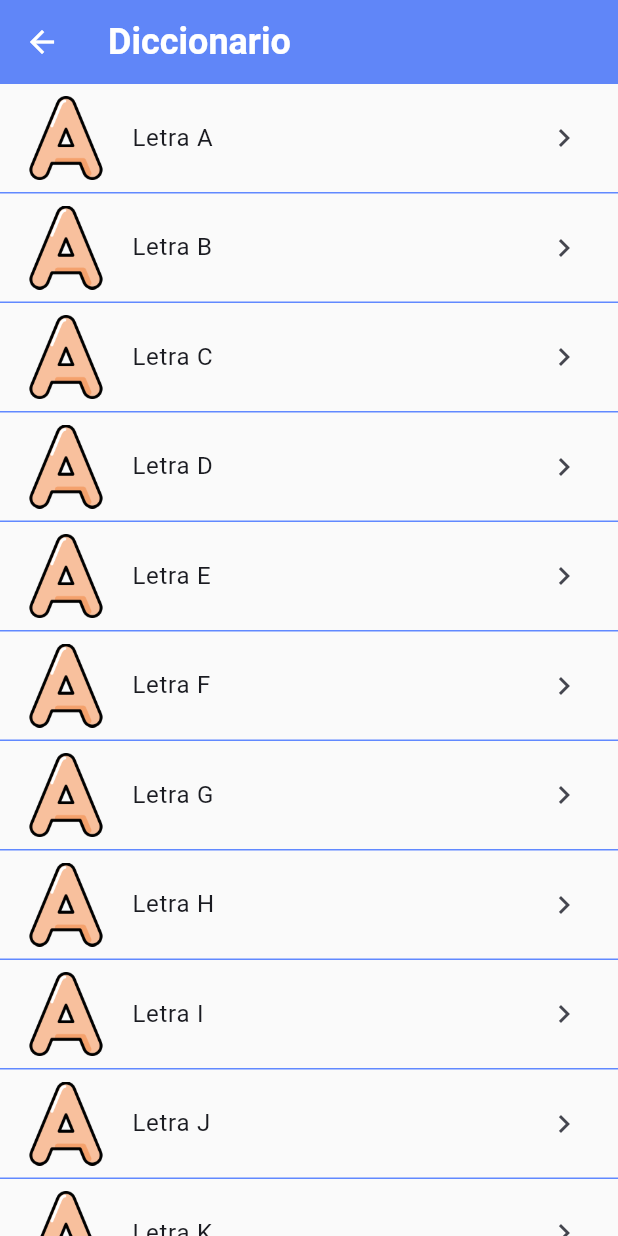
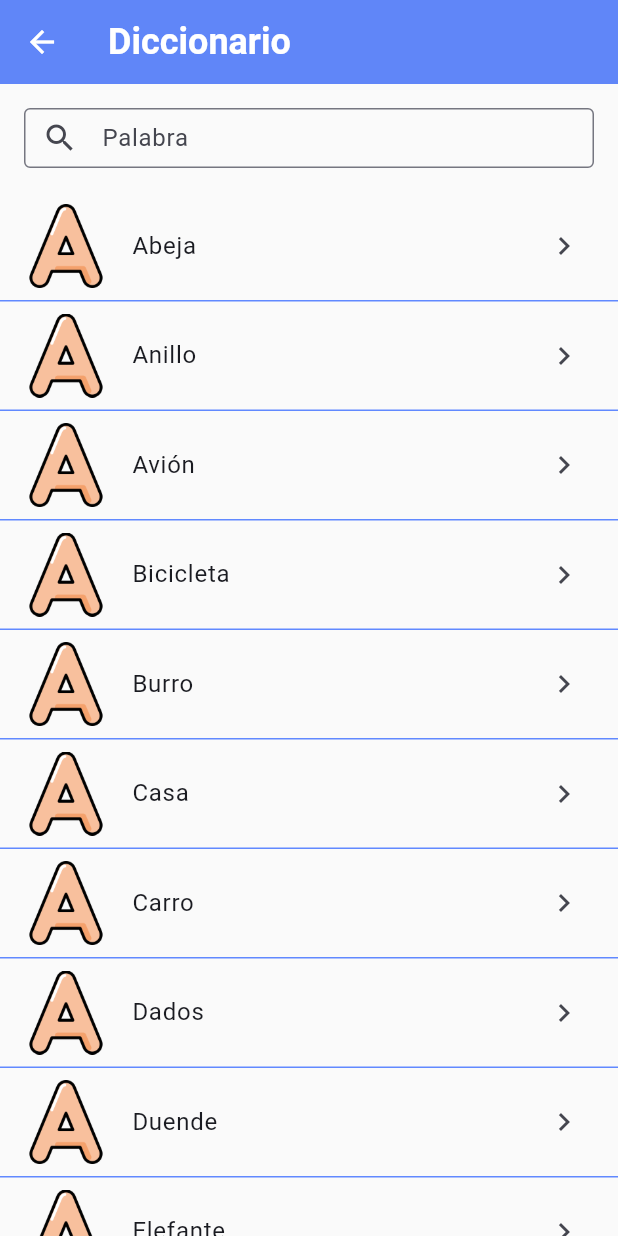
Before and after one commit to amenes12/ensenarte-app, a Flutter app: the DictionaryScreen screen opened by its route, on a phone screen of 412 x 824 dp. Run offline on Flutter 3.47's test engine with Material 3 defaults, Android fonts, the phone set to English and light mode, and no system bars.

Commit message:
feat(dictionary): added search bar and functionality to dictionary screen

```diff
--- /dev/null
+++ b/lib/components/dictionary_search.dart
@@ -0,0 +1,48 @@
+import 'package:ensenarte/components/list_component.dart';
+import 'package:ensenarte/components/search_bar_component.dart';
+import 'package:flutter/material.dart';
+import 'package:ensenarte/utils/list_element.dart';
+
+class DictionarySearch extends StatefulWidget {
+  List<LearningItem> availableDictionaryWords;
+
+  DictionarySearch({super.key, required this.availableDictionaryWords});
+
+  @override
+  State<DictionarySearch> createState() => _DictionarySearchState();
+}
+
+class _DictionarySearchState extends State<DictionarySearch> {
+  List<LearningItem> filteredDictionaryWords = [];
+
+  @override
+  void initState() {
+    super.initState();
+    filteredDictionaryWords = widget.availableDictionaryWords;
+  }
+
+  void onSearchInputChanged(String searchInput) {
+    setState(() {
+      filteredDictionaryWords = widget.availableDictionaryWords
+          .where((learningItem) => learningItem.title
+              .toLowerCase()
+              .startsWith(searchInput.toLowerCase()))
+          .toList();
+    });
+  }
+
+  @override
+  Widget build(BuildContext context) {
+    return Column(
+      mainAxisAlignment: MainAxisAlignment.start,
+      children: [
+        SearchBarComponent(
+          onSearchInputChanged: onSearchInputChanged,
+        ),
+        Expanded(
+          child: ListComponent(elements: filteredDictionaryWords),
+        ),
+      ],
+    );
+  }
+}
--- /dev/null
+++ b/lib/components/search_bar_component.dart
@@ -0,0 +1,22 @@
+import 'package:flutter/material.dart';
+
+class SearchBarComponent extends StatelessWidget {
+  final void Function(String) onSearchInputChanged;
+  const SearchBarComponent({super.key, required this.onSearchInputChanged});
+
+  @override
+  Widget build(BuildContext context) {
+    return Container(
+      padding: const EdgeInsets.all(16.0),
+      height: 72.0,
+      child: TextField(
+        onChanged: onSearchInputChanged,
+        decoration: const InputDecoration(
+          labelText: 'Palabra',
+          border: OutlineInputBorder(),
+          prefixIcon: Icon(Icons.search),
+        ),
+      ),
+    );
+  }
+}
--- a/lib/screens/dictionary_screen.dart
+++ b/lib/screens/dictionary_screen.dart
@@ -1,140 +1,140 @@
+import 'package:ensenarte/components/dictionary_search.dart';
 import 'package:flutter/material.dart';
-import 'package:ensenarte/components/list_component.dart';
 import 'package:ensenarte/utils/assets_routes.dart';
 import 'package:ensenarte/utils/list_element.dart';
 
 class DictionaryScreen extends StatelessWidget {
   final String title;
 
-  final List<LearningItem> availableDictionaryWords = [
+  List<LearningItem> availableDictionaryWords = [
     LearningItem(
       AlphabetAsset.letterA,
-      'Letra A',
+      'Abeja',
+      AlphabetAsset.letterA,
+    ),
+    LearningItem(
+      AlphabetAsset.letterA,
+      'Anillo',
+      AlphabetAsset.letterA,
+    ),
+    LearningItem(
+      AlphabetAsset.letterA,
+      'Avión',
+      AlphabetAsset.letterA,
+    ),
+    LearningItem(
+      AlphabetAsset.letterA,
+      'Bicicleta',
       '',
     ),
     LearningItem(
       AlphabetAsset.letterA,
-      'Letra B',
+      'Burro',
       '',
     ),
     LearningItem(
       AlphabetAsset.letterA,
-      'Letra C',
+      'Casa',
       '',
     ),
     LearningItem(
       AlphabetAsset.letterA,
-      'Letra D',
+      'Carro',
       '',
     ),
     LearningItem(
       AlphabetAsset.letterA,
-      'Letra E',
+      'Dados',
       '',
     ),
     LearningItem(
       AlphabetAsset.letterA,
-      'Letra F',
+      'Duende',
       '',
     ),
     LearningItem(
       AlphabetAsset.letterA,
-      'Letra G',
+      'Elefante',
       '',
     ),
     LearningItem(
       AlphabetAsset.letterA,
-      'Letra H',
+      'Enano',
       '',
     ),
     LearningItem(
       AlphabetAsset.letterA,
-      'Letra I',
+      'Familia',
       '',
     ),
     LearningItem(
       AlphabetAsset.letterA,
-      'Letra J',
+      'Fuente',
       '',
     ),
     LearningItem(
       AlphabetAsset.letterA,
-      'Letra K',
+      'Gato',
       '',
     ),
     LearningItem(
       AlphabetAsset.letterA,
-      'Letra L',
+      'Girasol',
       '',
     ),
     LearningItem(
       AlphabetAsset.letterA,
-      'Letra M',
+      'Huevo',
       '',
     ),
     LearningItem(
       AlphabetAsset.letterA,
-      'Letra N',
+      'Imán',
       '',
     ),
     LearningItem(
       AlphabetAsset.letterA,
-      'Letra O',
+      'Juegos',
       '',
     ),
     LearningItem(
       AlphabetAsset.letterA,
-      'Letra P',
+      'Koala',
       '',
     ),
     LearningItem(
       AlphabetAsset.letterA,
-      'Letra Q',
+      'Limón',
       '',
     ),
     LearningItem(
       AlphabetAsset.letterA,
-      'Letra R',
+      'Mesa',
       '',
     ),
     LearningItem(
       AlphabetAsset.letterA,
-      'Letra S',
+      'Nuez',
       '',
     ),
     LearningItem(
       AlphabetAsset.letterA,
-      'Letra T',
+      'Olla',
       '',
     ),
     LearningItem(
       AlphabetAsset.letterA,
-      'Letra U',
+      'Pato',
       '',
     ),
     LearningItem(
       AlphabetAsset.letterA,
-      'Letra V',
+      'Queso',
       '',
     ),
     LearningItem(
       AlphabetAsset.letterA,
-      'Letra W',
-      '',
-    ),
-    LearningItem(
-      AlphabetAsset.letterA,
-      'Letra X',
-      '',
-    ),
-    LearningItem(
-      AlphabetAsset.letterA,
-      'Letra Y',
-      '',
-    ),
-    LearningItem(
-      AlphabetAsset.letterA,
-      'Letra Z',
+      'Ratón',
       '',
     ),
   ];
@@ -148,8 +148,8 @@ class DictionaryScreen extends StatelessWidget {
         title: Text(title),
       ),
       body: Center(
-        child: ListComponent(
-          elements: availableDictionaryWords,
+        child: DictionarySearch(
+          availableDictionaryWords: availableDictionaryWords,
         ),
       ),
     );
```
